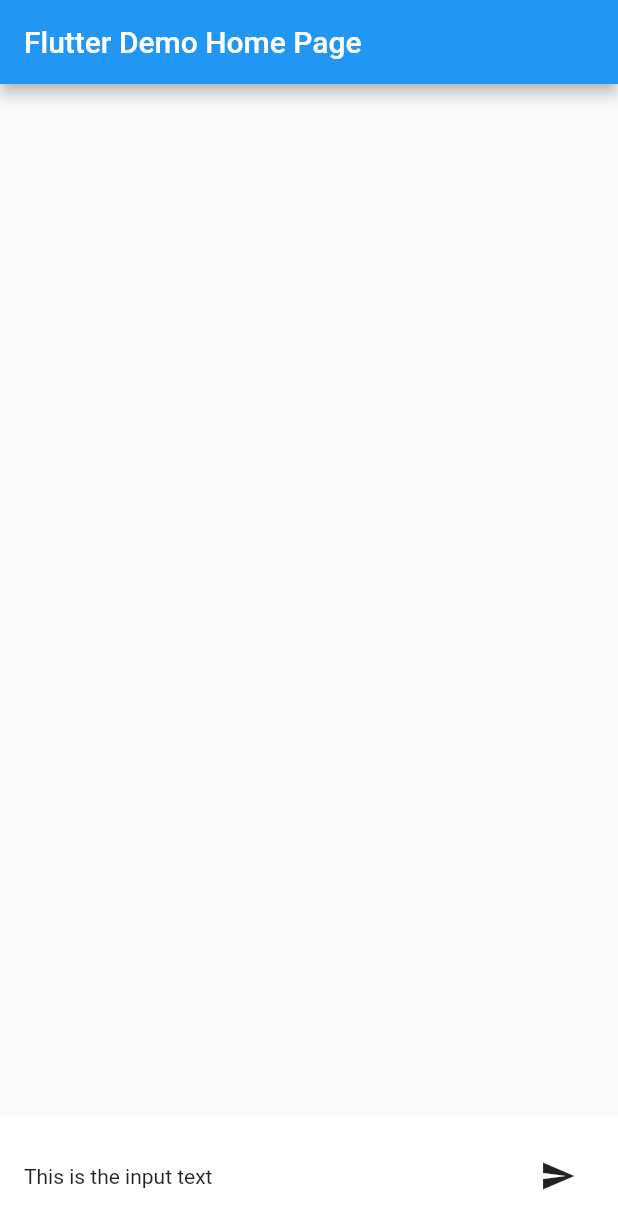
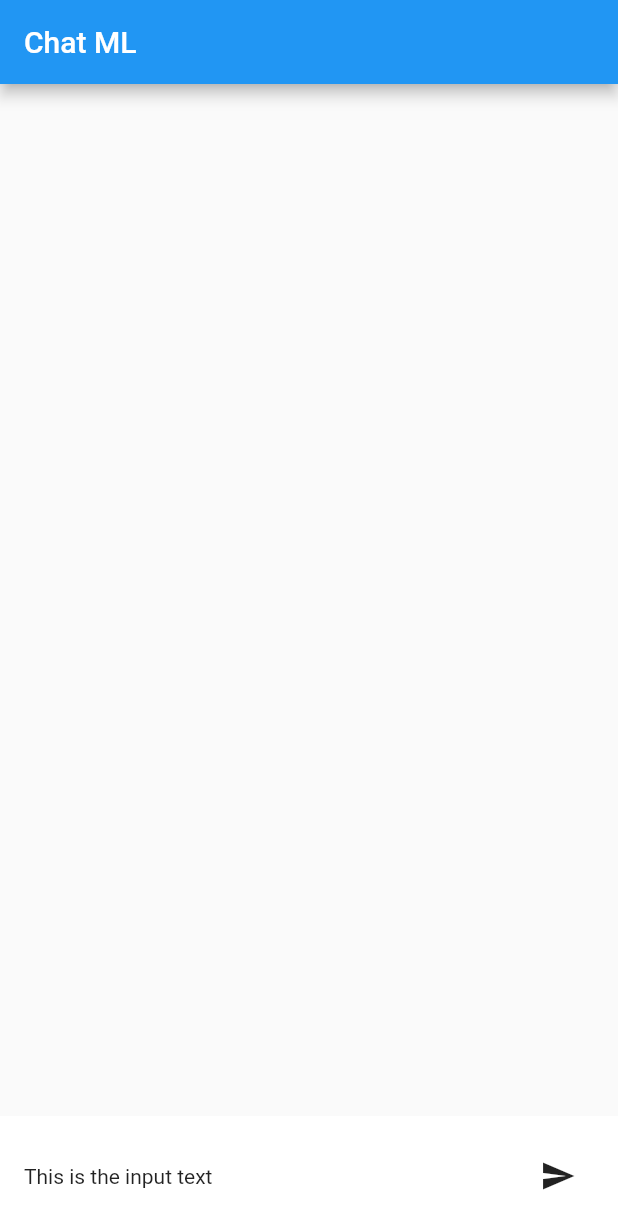
Before and after one commit to dlangheiter-tgm/syt5-gek1033-mobile-application-kramreiter-langheiter, a Flutter app: the screen it shows after launch, on a phone screen of 412 x 824 dp. Shown: the top 1229 px of the screen. Run offline on Flutter 3.47's test engine with Material 2 defaults, Android fonts, the phone set to English and light mode, and no system bars.

Commit message:
Changed app name

```diff
--- a/app/lib/main.dart
+++ b/app/lib/main.dart
@@ -21,7 +21,7 @@ class MyApp extends StatelessWidget {
         // is not restarted.
         primarySwatch: Colors.blue,
       ),
-      home: MyHomePage(title: 'Flutter Demo Home Page'),
+      home: MyHomePage(title: 'Chat ML'),
     );
   }
 }
```
